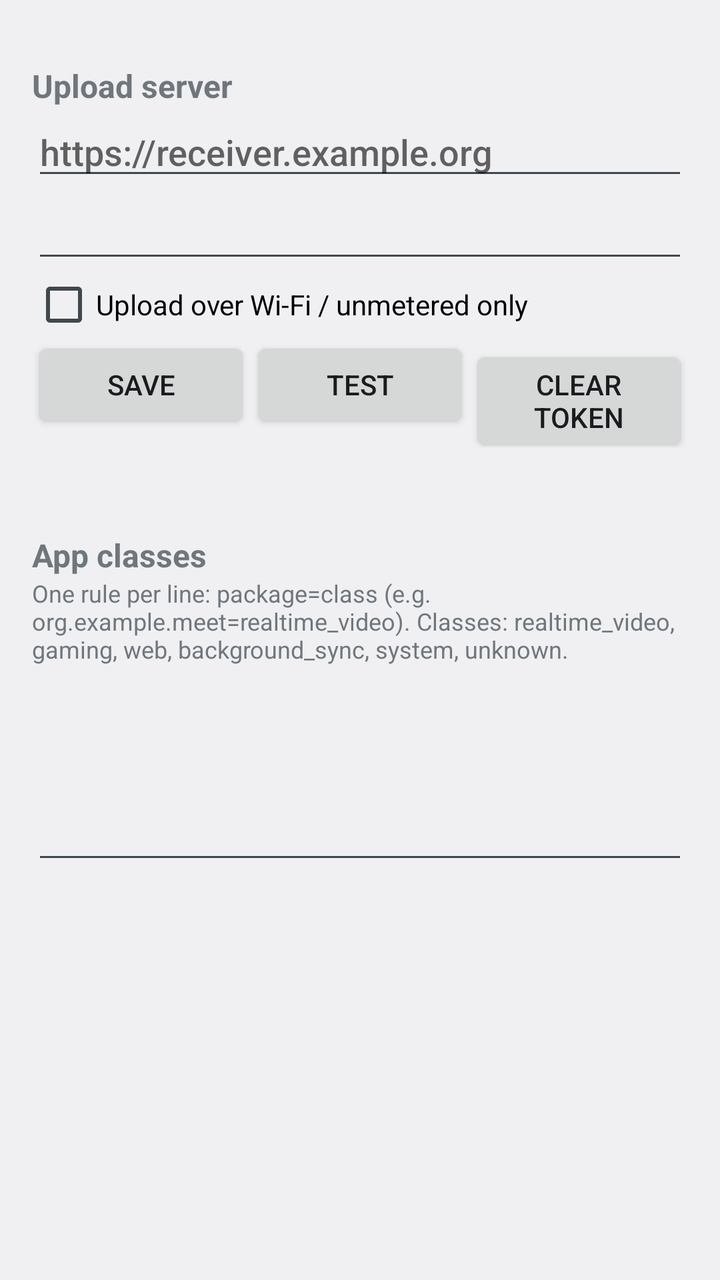
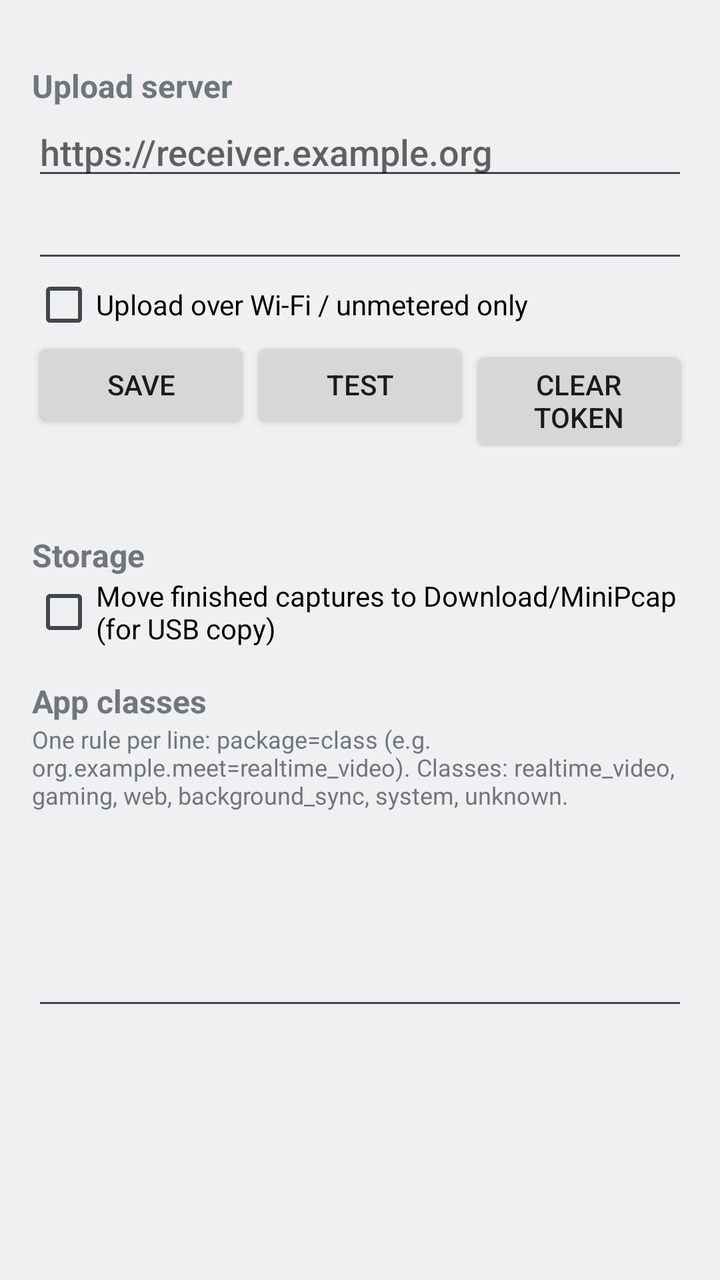

Before-and-after screenshots of an Android layout around one commit, followed by the original layout XML and the change that was made.
<!-- AndroidManifest.xml: application theme AppTheme -->
<!-- res/layout/activity_settings.xml -->
<?xml version="1.0" encoding="utf-8"?>
<ScrollView xmlns:android="http://schemas.android.com/apk/res/android"
    android:layout_width="match_parent"
    android:layout_height="match_parent"
    android:fitsSystemWindows="true">
    <LinearLayout
        android:layout_width="match_parent"
        android:layout_height="wrap_content"
        android:orientation="vertical"
        android:padding="16dp">
        <TextView style="@style/SectionTitle" android:text="@string/upload_server" />
        <EditText
            android:id="@+id/url"
            android:layout_width="match_parent"
            android:layout_height="wrap_content"
            android:hint="@string/url_hint"
            android:inputType="textUri"
            android:importantForAutofill="no" />
        <EditText
            android:id="@+id/token"
            android:layout_width="match_parent"
            android:layout_height="wrap_content"
            android:inputType="textPassword"
            android:importantForAutofill="no" />
        <CheckBox
            android:id="@+id/wifiOnly"
            android:layout_width="wrap_content"
            android:layout_height="wrap_content"
            android:text="@string/wifi_only" />
        <LinearLayout
            android:layout_width="match_parent"
            android:layout_height="wrap_content"
            android:orientation="horizontal">
            <Button android:id="@+id/save" android:layout_width="0dp" android:layout_weight="1" android:layout_height="wrap_content" android:text="@string/save" />
            <Button android:id="@+id/test" android:layout_width="0dp" android:layout_weight="1" android:layout_height="wrap_content" android:text="@string/test_connection" />
            <Button android:id="@+id/clearToken" android:layout_width="0dp" android:layout_weight="1" android:layout_height="wrap_content" android:text="@string/clear_token" />
        </LinearLayout>
        <TextView
            android:id="@+id/status"
            android:layout_width="match_parent"
            android:layout_height="wrap_content"
            android:layout_marginTop="8dp" />
        <TextView style="@style/SectionTitle" android:text="@string/class_rules" />
        <TextView
            android:layout_width="match_parent"
            android:layout_height="wrap_content"
            android:text="@string/class_rules_help"
            android:textSize="12sp" />
        <EditText
            android:id="@+id/classRules"
            android:layout_width="match_parent"
            android:layout_height="wrap_content"
            android:fontFamily="monospace"
            android:gravity="top"
            android:inputType="textMultiLine|textNoSuggestions"
            android:minLines="4"
            android:importantForAutofill="no" />
    </LinearLayout>
</ScrollView>
<!-- resources referenced by this layout -->
<resources>
  <string name="class_rules">App classes</string>
  <string name="class_rules_help">One rule per line: package=class (e.g. org.example.meet=realtime_video). Classes: realtime_video, gaming, web, background_sync, system, unknown.</string>
  <string name="clear_token">Clear token</string>
  <string name="save">Save</string>
  <string name="test_connection">Test</string>
  <string name="upload_server">Upload server</string>
  <string name="url_hint">https://receiver.example.org</string>
  <string name="wifi_only">Upload over Wi-Fi / unmetered only</string>
  <style name="SectionTitle">
          <item name="android:layout_width">match_parent</item>
          <item name="android:layout_height">wrap_content</item>
          <item name="android:layout_marginTop">16dp</item>
          <item name="android:textStyle">bold</item>
          <item name="android:textSize">16sp</item>
      </style>
  <style name="AppTheme" parent="android:Theme.DeviceDefault.DayNight" />
</resources>

<!-- the commit's change to res/layout/activity_settings.xml (unified diff, before → after) -->
@@ -40,6 +40,12 @@
             android:layout_width="match_parent"
             android:layout_height="wrap_content"
             android:layout_marginTop="8dp" />
+        <TextView style="@style/SectionTitle" android:text="@string/storage_title" />
+        <CheckBox
+            android:id="@+id/autoMove"
+            android:layout_width="wrap_content"
+            android:layout_height="wrap_content"
+            android:text="@string/auto_move" />
         <TextView style="@style/SectionTitle" android:text="@string/class_rules" />
         <TextView
             android:layout_width="match_parent"
<!-- resource entries referenced after the edit -->
@@ -1,9 +1,11 @@
 <!-- resources referenced by this layout -->
 <resources>
+  <string name="auto_move">Move finished captures to Download/MiniPcap (for USB copy)</string>
   <string name="class_rules">App classes</string>
   <string name="class_rules_help">One rule per line: package=class (e.g. org.example.meet=realtime_video). Classes: realtime_video, gaming, web, background_sync, system, unknown.</string>
   <string name="clear_token">Clear token</string>
   <string name="save">Save</string>
+  <string name="storage_title">Storage</string>
   <string name="test_connection">Test</string>
   <string name="upload_server">Upload server</string>
   <string name="url_hint">https://receiver.example.org</string>
